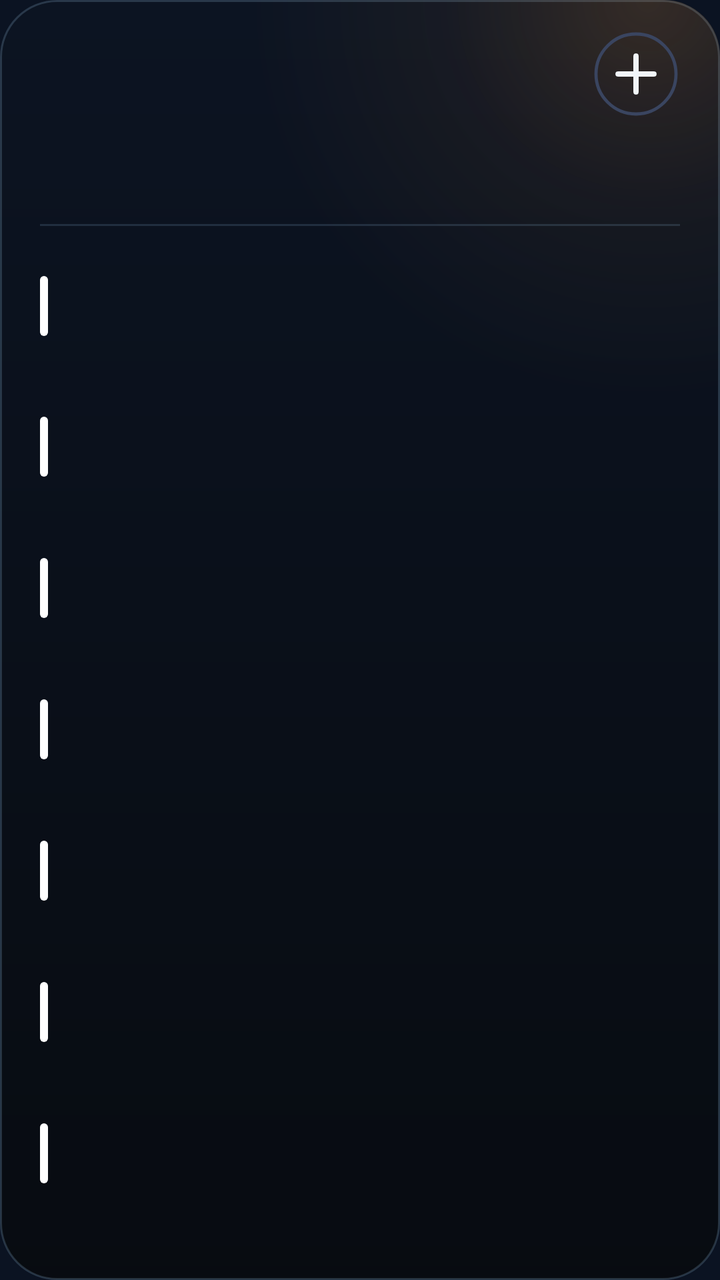
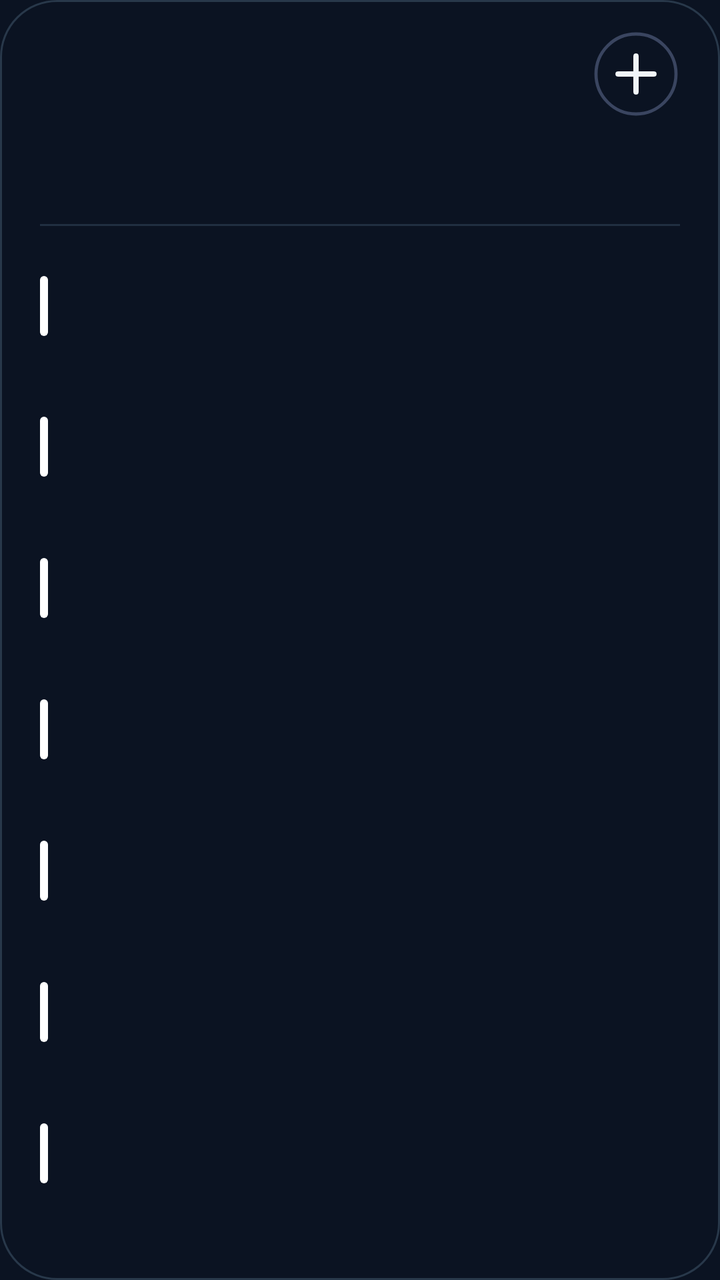

Compare the two renders of this Android layout. The source of the first and the diff that turns it into the second are given below.
<!-- AndroidManifest.xml: application theme AppTheme -->
<!-- res/layout/cal_k7.xml -->
<?xml version="1.0" encoding="utf-8"?>
<FrameLayout xmlns:android="http://schemas.android.com/apk/res/android"
    android:id="@+id/root"
    android:layout_width="match_parent"
    android:layout_height="match_parent"
    android:padding="0dp">

    <LinearLayout
        android:id="@+id/panel"
        android:layout_width="match_parent"
        android:layout_height="match_parent"
        android:background="@drawable/cal_panel"
        android:orientation="vertical"
        android:paddingStart="20dp"
        android:paddingTop="13dp"
        android:paddingEnd="20dp"
        android:paddingBottom="14dp">

        
        <LinearLayout
            android:layout_width="match_parent"
            android:layout_height="48dp"
            android:gravity="center_vertical"
            android:orientation="horizontal">
        <ImageView
            android:id="@+id/cal_day"
            android:layout_width="wrap_content"
            android:layout_height="47dp"
            android:adjustViewBounds="true"
            android:scaleType="fitStart" />

            <LinearLayout
                android:layout_width="0dp"
                android:layout_height="wrap_content"
                android:layout_marginStart="12dp"
                android:layout_weight="1"
                android:orientation="vertical">
                <ImageView
                    android:id="@+id/cal_month"
                    android:layout_width="match_parent"
                    android:layout_height="23dp"
                    android:adjustViewBounds="true"
                    android:scaleType="fitStart" />
                <ImageView
                    android:id="@+id/cal_sub"
                    android:layout_width="match_parent"
                    android:layout_height="16dp"
                    android:adjustViewBounds="true"
                    android:layout_marginTop="2dp"
                    android:scaleType="fitStart" />
            </LinearLayout>

            <ImageView
                android:id="@+id/btn_add"
                android:layout_width="44dp"
                android:layout_height="44dp"
                android:contentDescription="New event"
                android:src="@drawable/ic_cal_add" />
        </LinearLayout>

        
        <LinearLayout
            android:layout_width="match_parent"
            android:layout_height="44dp"
            android:layout_marginTop="2dp"
            android:orientation="horizontal">
            <LinearLayout
                android:layout_width="0dp"
                android:layout_height="match_parent"
                android:layout_weight="1"
                android:gravity="center_horizontal"
                android:orientation="vertical">
                <ImageView
                    android:id="@+id/wk_label_0"
                    android:layout_width="wrap_content"
                    android:layout_height="14dp"
                    android:adjustViewBounds="true"
                    android:scaleType="fitCenter" />
                <ImageView
                    android:id="@+id/wk_num_0"
                    android:layout_width="26dp"
                    android:layout_height="26dp"
                    android:adjustViewBounds="true"
                    android:layout_marginTop="3dp"
                    android:scaleType="fitCenter" />
            </LinearLayout>
            <LinearLayout
                android:layout_width="0dp"
                android:layout_height="match_parent"
                android:layout_weight="1"
                android:gravity="center_horizontal"
                android:orientation="vertical">
                <ImageView
                    android:id="@+id/wk_label_1"
                    android:layout_width="wrap_content"
                    android:layout_height="14dp"
                    android:adjustViewBounds="true"
                    android:scaleType="fitCenter" />
                <ImageView
                    android:id="@+id/wk_num_1"
                    android:layout_width="26dp"
                    android:layout_height="26dp"
                    android:adjustViewBounds="true"
                    android:layout_marginTop="3dp"
                    android:scaleType="fitCenter" />
            </LinearLayout>
            <LinearLayout
                android:layout_width="0dp"
                android:layout_height="match_parent"
                android:layout_weight="1"
                android:gravity="center_horizontal"
                android:orientation="vertical">
                <ImageView
                    android:id="@+id/wk_label_2"
                    android:layout_width="wrap_content"
                    android:layout_height="14dp"
                    android:adjustViewBounds="true"
                    android:scaleType="fitCenter" />
                <ImageView
                    android:id="@+id/wk_num_2"
                    android:layout_width="26dp"
                    android:layout_height="26dp"
                    android:adjustViewBounds="true"
                    android:layout_marginTop="3dp"
                    android:scaleType="fitCenter" />
            </LinearLayout>
            <LinearLayout
                android:layout_width="0dp"
                android:layout_height="match_parent"
                android:layout_weight="1"
                android:gravity="center_horizontal"
                android:orientation="vertical">
                <ImageView
                    android:id="@+id/wk_label_3"
                    android:layout_width="wrap_content"
                    android:layout_height="14dp"
                    android:adjustViewBounds="true"
                    android:scaleType="fitCenter" />
                <ImageView
                    android:id="@+id/wk_num_3"
                    android:layout_width="26dp"
                    android:layout_height="26dp"
                    android:adjustViewBounds="true"
                    android:layout_marginTop="3dp"
                    android:scaleType="fitCenter" />
            </LinearLayout>
            <LinearLayout
                android:layout_width="0dp"
                android:layout_height="match_parent"
                android:layout_weight="1"
                android:gravity="center_horizontal"
                android:orientation="vertical">
                <ImageView
                    android:id="@+id/wk_label_4"
                    android:layout_width="wrap_content"
                    android:layout_height="14dp"
                    android:adjustViewBounds="true"
                    android:scaleType="fitCenter" />
                <ImageView
                    android:id="@+id/wk_num_4"
                    android:layout_width="26dp"
                    android:layout_height="26dp"
                    android:adjustViewBounds="true"
                    android:layout_marginTop="3dp"
                    android:scaleType="fitCenter" />
            </LinearLayout>
            <LinearLayout
                android:layout_width="0dp"
                android:layout_height="match_parent"
                android:layout_weight="1"
                android:gravity="center_horizontal"
                android:orientation="vertical">
                <ImageView
                    android:id="@+id/wk_label_5"
                    android:layout_width="wrap_content"
                    android:layout_height="14dp"
                    android:adjustViewBounds="true"
                    android:scaleType="fitCenter" />
                <ImageView
                    android:id="@+id/wk_num_5"
                    android:layout_width="26dp"
                    android:layout_height="26dp"
                    android:adjustViewBounds="true"
                    android:layout_marginTop="3dp"
                    android:scaleType="fitCenter" />
            </LinearLayout>
            <LinearLayout
                android:layout_width="0dp"
                android:layout_height="match_parent"
                android:layout_weight="1"
                android:gravity="center_horizontal"
                android:orientation="vertical">
                <ImageView
                    android:id="@+id/wk_label_6"
                    android:layout_width="wrap_content"
                    android:layout_height="14dp"
                    android:adjustViewBounds="true"
                    android:scaleType="fitCenter" />
                <ImageView
                    android:id="@+id/wk_num_6"
                    android:layout_width="26dp"
                    android:layout_height="26dp"
                    android:adjustViewBounds="true"
                    android:layout_marginTop="3dp"
                    android:scaleType="fitCenter" />
            </LinearLayout>
        </LinearLayout>

        <ImageView
            android:layout_width="match_parent"
            android:layout_height="1dp"
            android:layout_marginTop="5dp"
            android:layout_marginBottom="5dp"
            android:scaleType="fitXY"
            android:src="@drawable/cal_divider" />

        
        <LinearLayout
            android:layout_width="match_parent"
            android:layout_height="0dp"
            android:layout_weight="1"
            android:orientation="vertical">
        <LinearLayout
            android:id="@+id/cal_row_0"
            android:layout_width="match_parent"
            android:layout_height="0dp"
            android:layout_weight="1"
            android:gravity="center_vertical"
            android:orientation="horizontal">

            <ImageView
                android:id="@+id/cal_bar_0"
                android:layout_width="4dp"
                android:layout_height="30dp"
                android:layout_marginEnd="11dp"
                android:scaleType="fitXY"
                android:src="@drawable/cal_bar" />

            <LinearLayout
                android:layout_width="0dp"
                android:layout_height="wrap_content"
                android:layout_weight="1"
                android:orientation="vertical">

                <LinearLayout
                    android:layout_width="match_parent"
                    android:layout_height="wrap_content"
                    android:orientation="horizontal">
                    <ImageView
                        android:id="@+id/cal_time_0"
                        android:layout_width="wrap_content"
                        android:layout_height="16dp"
                        android:adjustViewBounds="true"
                        android:scaleType="fitStart" />
                    <ImageView
                        android:id="@+id/cal_hint_0"
                        android:layout_width="wrap_content"
                        android:layout_height="16dp"
                        android:adjustViewBounds="true"
                        android:layout_marginStart="9dp"
                        android:scaleType="fitStart" />
                </LinearLayout>
                <ImageView
                    android:id="@+id/cal_title_0"
                    android:layout_width="match_parent"
                    android:layout_height="22dp"
                    android:adjustViewBounds="true"
                    android:layout_marginTop="1dp"
                    android:scaleType="fitStart" />
            </LinearLayout>
        </LinearLayout>
        <LinearLayout
            android:id="@+id/cal_row_1"
            android:layout_width="match_parent"
            android:layout_height="0dp"
            android:layout_weight="1"
            android:gravity="center_vertical"
            android:orientation="horizontal">

            <ImageView
                android:id="@+id/cal_bar_1"
                android:layout_width="4dp"
                android:layout_height="30dp"
                android:layout_marginEnd="11dp"
                android:scaleType="fitXY"
                android:src="@drawable/cal_bar" />

            <LinearLayout
                android:layout_width="0dp"
                android:layout_height="wrap_content"
                android:layout_weight="1"
                android:orientation="vertical">

                <LinearLayout
                    android:layout_width="match_parent"
                    android:layout_height="wrap_content"
                    android:orientation="horizontal">
                    <ImageView
                        android:id="@+id/cal_time_1"
                        android:layout_width="wrap_content"
                        android:layout_height="16dp"
                        android:adjustViewBounds="true"
                        android:scaleType="fitStart" />
                    <ImageView
                        android:id="@+id/cal_hint_1"
                        android:layout_width="wrap_content"
                        android:layout_height="16dp"
                        android:adjustViewBounds="true"
                        android:layout_marginStart="9dp"
                        android:scaleType="fitStart" />
                </LinearLayout>
                <ImageView
                    android:id="@+id/cal_title_1"
                    android:layout_width="match_parent"
                    android:layout_height="22dp"
                    android:adjustViewBounds="true"
                    android:layout_marginTop="1dp"
                    android:scaleType="fitStart" />
            </LinearLayout>
        </LinearLayout>
        <LinearLayout
            android:id="@+id/cal_row_2"
            android:layout_width="match_parent"
            android:layout_height="0dp"
            android:layout_weight="1"
            android:gravity="center_vertical"
            android:orientation="horizontal">

            <ImageView
                android:id="@+id/cal_bar_2"
                android:layout_width="4dp"
                android:layout_height="30dp"
                android:layout_marginEnd="11dp"
                android:scaleType="fitXY"
                android:src="@drawable/cal_bar" />

            <LinearLayout
                android:layout_width="0dp"
                android:layout_height="wrap_content"
                android:layout_weight="1"
                android:orientation="vertical">

                <LinearLayout
                    android:layout_width="match_parent"
                    android:layout_height="wrap_content"
                    android:orientation="horizontal">
                    <ImageView
                        android:id="@+id/cal_time_2"
                        android:layout_width="wrap_content"
                        android:layout_height="16dp"
                        android:adjustViewBounds="true"
                        android:scaleType="fitStart" />
                    <ImageView
                        android:id="@+id/cal_hint_2"
                        android:layout_width="wrap_content"
                        android:layout_height="16dp"
                        android:adjustViewBounds="true"
                        android:layout_marginStart="9dp"
                        android:scaleType="fitStart" />
                </LinearLayout>
                <ImageView
                    android:id="@+id/cal_title_2"
                    android:layout_width="match_parent"
                    android:layout_height="22dp"
                    android:adjustViewBounds="true"
                    android:layout_marginTop="1dp"
                    android:scaleType="fitStart" />
            </LinearLayout>
        </LinearLayout>
        <LinearLayout
            android:id="@+id/cal_row_3"
            android:layout_width="match_parent"
            android:layout_height="0dp"
            android:layout_weight="1"
            android:gravity="center_vertical"
            android:orientation="horizontal">

            <ImageView
                android:id="@+id/cal_bar_3"
                android:layout_width="4dp"
                android:layout_height="30dp"
                android:layout_marginEnd="11dp"
                android:scaleType="fitXY"
                android:src="@drawable/cal_bar" />

            <LinearLayout
                android:layout_width="0dp"
                android:layout_height="wrap_content"
                android:layout_weight="1"
                android:orientation="vertical">

                <LinearLayout
                    android:layout_width="match_parent"
                    android:layout_height="wrap_content"
                    android:orientation="horizontal">
                    <ImageView
                        android:id="@+id/cal_time_3"
                        android:layout_width="wrap_content"
                        android:layout_height="16dp"
                        android:adjustViewBounds="true"
                        android:scaleType="fitStart" />
                    <ImageView
                        android:id="@+id/cal_hint_3"
                        android:layout_width="wrap_content"
                        android:layout_height="16dp"
                        android:adjustViewBounds="true"
                        android:layout_marginStart="9dp"
                        android:scaleType="fitStart" />
                </LinearLayout>
                <ImageView
                    android:id="@+id/cal_title_3"
                    android:layout_width="match_parent"
                    android:layout_height="22dp"
                    android:adjustViewBounds="true"
                    android:layout_marginTop="1dp"
                    android:scaleType="fitStart" />
            </LinearLayout>
        </LinearLayout>
        <LinearLayout
            android:id="@+id/cal_row_4"
            android:layout_width="match_parent"
            android:layout_height="0dp"
            android:layout_weight="1"
            android:gravity="center_vertical"
            android:orientation="horizontal">

            <ImageView
                android:id="@+id/cal_bar_4"
                android:layout_width="4dp"
                android:layout_height="30dp"
                android:layout_marginEnd="11dp"
                android:scaleType="fitXY"
                android:src="@drawable/cal_bar" />

            <LinearLayout
                android:layout_width="0dp"
                android:layout_height="wrap_content"
                android:layout_weight="1"
                android:orientation="vertical">

                <LinearLayout
                    android:layout_width="match_parent"
                    android:layout_height="wrap_content"
                    android:orientation="horizontal">
                    <ImageView
                        android:id="@+id/cal_time_4"
                        android:layout_width="wrap_content"
                        android:layout_height="16dp"
                        android:adjustViewBounds="true"
                        android:scaleType="fitStart" />
                    <ImageView
                        android:id="@+id/cal_hint_4"
                        android:layout_width="wrap_content"
                        android:layout_height="16dp"
                        android:adjustViewBounds="true"
                        android:layout_marginStart="9dp"
                        android:scaleType="fitStart" />
                </LinearLayout>
                <ImageView
                    android:id="@+id/cal_title_4"
                    android:layout_width="match_parent"
                    android:layout_height="22dp"
                    android:adjustViewBounds="true"
                    android:layout_marginTop="1dp"
                    android:scaleType="fitStart" />
            </LinearLayout>
        </LinearLayout>
        <LinearLayout
            android:id="@+id/cal_row_5"
            android:layout_width="match_parent"
            android:layout_height="0dp"
            android:layout_weight="1"
            android:gravity="center_vertical"
            android:orientation="horizontal">

            <ImageView
                android:id="@+id/cal_bar_5"
                android:layout_width="4dp"
                android:layout_height="30dp"
                android:layout_marginEnd="11dp"
                android:scaleType="fitXY"
                android:src="@drawable/cal_bar" />

            <LinearLayout
                android:layout_width="0dp"
                android:layout_height="wrap_content"
                android:layout_weight="1"
                android:orientation="vertical">

                <LinearLayout
                    android:layout_width="match_parent"
                    android:layout_height="wrap_content"
                    android:orientation="horizontal">
                    <ImageView
                        android:id="@+id/cal_time_5"
                        android:layout_width="wrap_content"
                        android:layout_height="16dp"
                        android:adjustViewBounds="true"
                        android:scaleType="fitStart" />
                    <ImageView
                        android:id="@+id/cal_hint_5"
                        android:layout_width="wrap_content"
                        android:layout_height="16dp"
                        android:adjustViewBounds="true"
                        android:layout_marginStart="9dp"
                        android:scaleType="fitStart" />
                </LinearLayout>
                <ImageView
                    android:id="@+id/cal_title_5"
                    android:layout_width="match_parent"
                    android:layout_height="22dp"
                    android:adjustViewBounds="true"
                    android:layout_marginTop="1dp"
                    android:scaleType="fitStart" />
            </LinearLayout>
        </LinearLayout>
        <LinearLayout
            android:id="@+id/cal_row_6"
            android:layout_width="match_parent"
            android:layout_height="0dp"
            android:layout_weight="1"
            android:gravity="center_vertical"
            android:orientation="horizontal">

            <ImageView
                android:id="@+id/cal_bar_6"
                android:layout_width="4dp"
                android:layout_height="30dp"
                android:layout_marginEnd="11dp"
                android:scaleType="fitXY"
                android:src="@drawable/cal_bar" />

            <LinearLayout
                android:layout_width="0dp"
                android:layout_height="wrap_content"
                android:layout_weight="1"
                android:orientation="vertical">

                <LinearLayout
                    android:layout_width="match_parent"
                    android:layout_height="wrap_content"
                    android:orientation="horizontal">
                    <ImageView
                        android:id="@+id/cal_time_6"
                        android:layout_width="wrap_content"
                        android:layout_height="16dp"
                        android:adjustViewBounds="true"
                        android:scaleType="fitStart" />
                    <ImageView
                        android:id="@+id/cal_hint_6"
                        android:layout_width="wrap_content"
                        android:layout_height="16dp"
                        android:adjustViewBounds="true"
                        android:layout_marginStart="9dp"
                        android:scaleType="fitStart" />
                </LinearLayout>
                <ImageView
                    android:id="@+id/cal_title_6"
                    android:layout_width="match_parent"
                    android:layout_height="22dp"
                    android:adjustViewBounds="true"
                    android:layout_marginTop="1dp"
                    android:scaleType="fitStart" />
            </LinearLayout>
        </LinearLayout>
        </LinearLayout>
        <ImageView
            android:id="@+id/cal_more"
            android:layout_width="match_parent"
            android:layout_height="14dp"
            android:adjustViewBounds="true"
            android:scaleType="fitEnd" />
    </LinearLayout>
</FrameLayout>
<!-- resources referenced by this layout -->
<resources>
  <!-- drawable cal_bar (drawable) -->
  <?xml version="1.0" encoding="utf-8"?>
  <shape xmlns:android="http://schemas.android.com/apk/res/android" android:shape="rectangle">
      <solid android:color="#FFFFFFFF" />
      <corners android:radius="2dp" />
  </shape>
  <!-- drawable cal_divider (drawable) -->
  <?xml version="1.0" encoding="utf-8"?>
  <shape xmlns:android="http://schemas.android.com/apk/res/android" android:shape="rectangle">
      <solid android:color="#24AADCFF" />
  </shape>
  <!-- drawable cal_panel (drawable) -->
  <?xml version="1.0" encoding="utf-8"?>
  <layer-list xmlns:android="http://schemas.android.com/apk/res/android">
      <item>
          <shape android:shape="rectangle">
              <gradient android:angle="270" android:startColor="#F00C1322" android:endColor="#F0070A10" />
              <stroke android:width="1dp" android:color="#2EAADCFF" />
              <corners android:radius="@dimen/widget_radius" />
          </shape>
      </item>
      <item>
          <shape android:shape="rectangle">
              <gradient android:type="radial" android:centerX="0.9" android:centerY="0.0" android:gradientRadius="200dp"
                  android:startColor="#2EEB9438" android:centerColor="#0DEB9438" android:endColor="#00EB9438" />
              <corners android:radius="@dimen/widget_radius" />
          </shape>
      </item>
  </layer-list>
  <!-- drawable ic_cal_add (drawable) -->
  <?xml version="1.0" encoding="utf-8"?>
  <vector xmlns:android="http://schemas.android.com/apk/res/android"
      android:width="44dp"
      android:height="44dp"
      android:viewportWidth="44"
      android:viewportHeight="44">
      <path
          android:pathData="M22,22m-20,0a20,20 0,1 1,40 0a20,20 0,1 1,-40 0"
          android:strokeColor="#FF3A4560"
          android:strokeWidth="1.6" />
      <path
          android:pathData="M13,22L31,22M22,13L22,31"
          android:strokeColor="#FFF1F5F9"
          android:strokeLineCap="round"
          android:strokeWidth="2.6" />
  </vector>
  <style name="AppTheme" parent="@android:style/Theme.DeviceDefault.NoActionBar">
          <item name="android:colorAccent">#DF8B35</item>
          <item name="android:colorControlActivated">#DF8B35</item>
          <item name="android:windowBackground">#0B1322</item>
          <item name="android:statusBarColor">#0E111A</item>
          <item name="android:navigationBarColor">#0B1322</item>
          <item name="android:textColorHint">#718096</item>
      </style>
  <dimen name="widget_radius">28dp</dimen>
</resources>

<!-- the commit's change to res/layout/cal_k7.xml (unified diff, before → after) -->
@@ -1,10 +1,17 @@
 <?xml version="1.0" encoding="utf-8"?>
-<FrameLayout xmlns:android="http://schemas.android.com/apk/res/android"
+<FrameLayout
+    xmlns:android="http://schemas.android.com/apk/res/android"
     android:id="@+id/root"
     android:layout_width="match_parent"
     android:layout_height="match_parent"
     android:padding="0dp">
 
+    <ImageView
+        android:id="@+id/cal_bg"
+        android:layout_width="match_parent"
+        android:layout_height="match_parent"
+        android:importantForAccessibility="no"
+        android:scaleType="fitXY" />
     <LinearLayout
         android:id="@+id/panel"
         android:layout_width="match_parent"
<!-- resource entries referenced after the edit -->
@@ -13,22 +13,11 @@
   </shape>
   <!-- drawable cal_panel (drawable) -->
   <?xml version="1.0" encoding="utf-8"?>
-  <layer-list xmlns:android="http://schemas.android.com/apk/res/android">
-      <item>
-          <shape android:shape="rectangle">
-              <gradient android:angle="270" android:startColor="#F00C1322" android:endColor="#F0070A10" />
-              <stroke android:width="1dp" android:color="#2EAADCFF" />
-              <corners android:radius="@dimen/widget_radius" />
-          </shape>
-      </item>
-      <item>
-          <shape android:shape="rectangle">
-              <gradient android:type="radial" android:centerX="0.9" android:centerY="0.0" android:gradientRadius="200dp"
-                  android:startColor="#2EEB9438" android:centerColor="#0DEB9438" android:endColor="#00EB9438" />
-              <corners android:radius="@dimen/widget_radius" />
-          </shape>
-      </item>
-  </layer-list>
+  <shape xmlns:android="http://schemas.android.com/apk/res/android" android:shape="rectangle">
+      <solid android:color="#00000000" />
+      <stroke android:width="1dp" android:color="#2EAADCFF" />
+      <corners android:radius="@dimen/widget_radius" />
+  </shape>
   <!-- drawable ic_cal_add (drawable) -->
   <?xml version="1.0" encoding="utf-8"?>
   <vector xmlns:android="http://schemas.android.com/apk/res/android"
